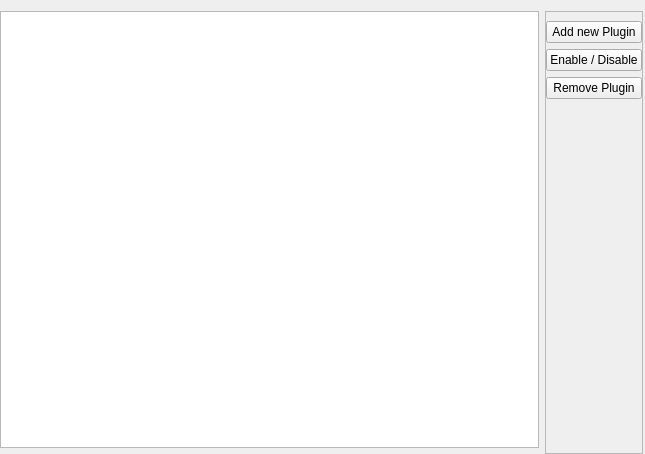
Old version of the form src/conan_app_launcher/ui/views/plugins_manager/plugins.ui in the repository goszpeti/conan_explorer.
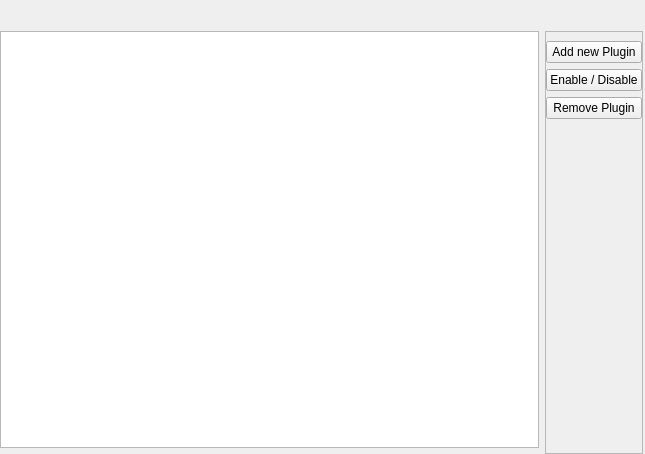
New version of the form. Icons and pictures are not drawn.

Commit message: * Add Plugin add feature * Fix type some hints * Fix some tests

Patch:
```diff
--- a/src/conan_app_launcher/ui/views/plugins_manager/plugins.ui
+++ b/src/conan_app_launcher/ui/views/plugins_manager/plugins.ui
@@ -23,8 +23,8 @@
    <property name="bottomMargin">
     <number>0</number>
    </property>
-   <item row="0" column="1" rowspan="2">
-    <widget class="QFrame" name="frame">
+   <item row="1" column="1" rowspan="2">
+    <widget class="QFrame" name="buttons_frame">
      <property name="frameShape">
       <enum>QFrame::StyledPanel</enum>
      </property>
@@ -90,9 +90,16 @@
      </layout>
     </widget>
    </item>
-   <item row="0" column="0">
+   <item row="1" column="0">
     <widget class="QTreeView" name="plugins_tree_view"/>
    </item>
+   <item row="0" column="0">
+    <widget class="QLabel" name="path_label">
+     <property name="text">
+      <string/>
+     </property>
+    </widget>
+   </item>
   </layout>
  </widget>
  <resources/>
```
The commit also changes 18 other files.
